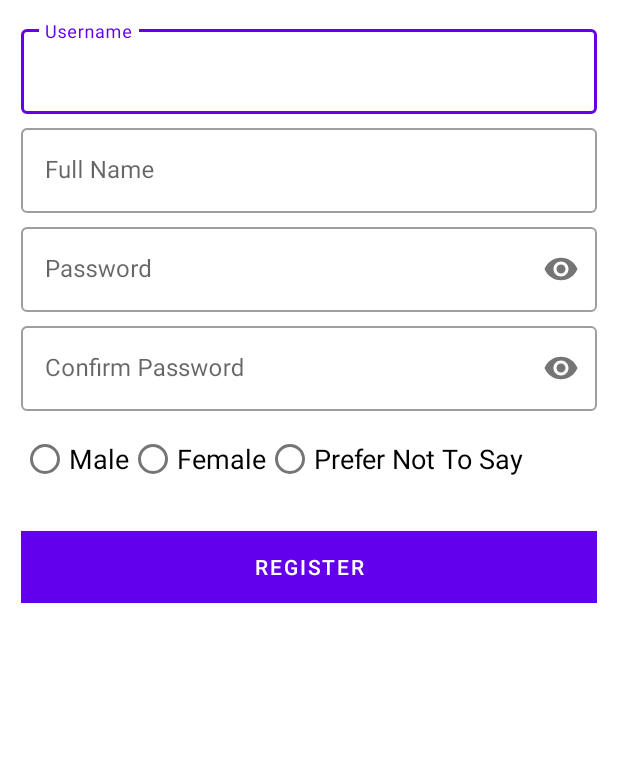
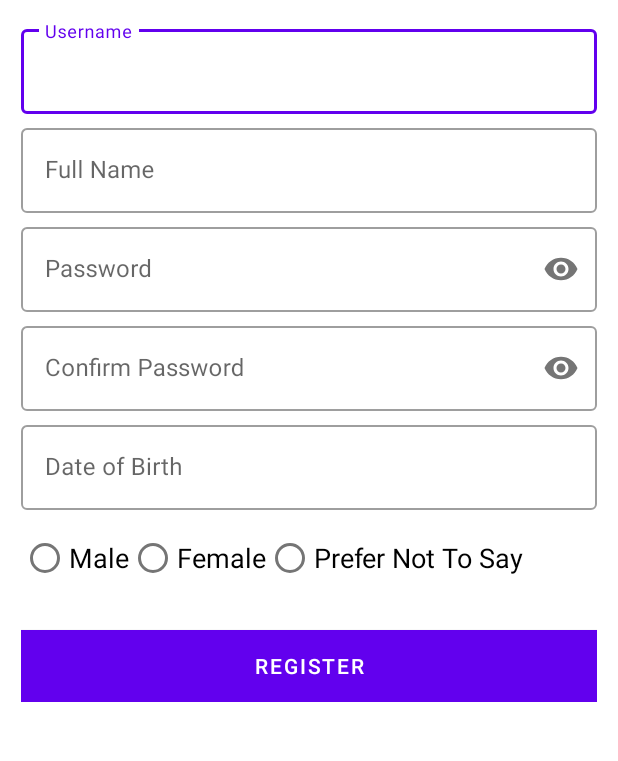
Before and after one commit to saketha-yellanki/Find-Yourself, an Android app: the screen it shows after launch (RegisterActivity), on a phone screen of 412 x 824 dp, the part 225-986 px from its top. Run offline under Robolectric (Android 15) with nearby library versions, the phone set to English and light mode, and no system bars; Roboto replaces fonts that are not available here.

Commit message:
Register UI done
Signed-off-by: “SakethaYellanki“ <sakethayellanki05@gmail.com>

```diff
--- a/FindYourself/app/src/main/res/layout/activity_register.xml
+++ b/FindYourself/app/src/main/res/layout/activity_register.xml
@@ -113,6 +113,21 @@
                     android:inputType="textPassword" />
             </com.google.android.material.textfield.TextInputLayout>
 
+            <com.google.android.material.textfield.TextInputLayout
+                android:id="@+id/date_picker"
+                style="@style/Widget.MaterialComponents.TextInputLayout.OutlinedBox"
+                android:layout_width="match_parent"
+                android:layout_height="wrap_content"
+                android:layout_marginTop="4dp"
+                android:hint="@string/dob_et">
+
+                <com.google.android.material.textfield.TextInputEditText
+                    android:layout_width="match_parent"
+                    android:layout_height="wrap_content"
+                    android:inputType="date" />
+            </com.google.android.material.textfield.TextInputLayout>
+
+
             <RadioGroup
                 android:id="@+id/gen_rad_grp"
                 android:layout_width="match_parent"
@@ -148,7 +163,7 @@
                 android:layout_width="match_parent"
                 android:layout_height="wrap_content"
                 android:layout_marginTop="24dp"
-                android:background="@color/purple"
+                android:background="@color/colorPrimary"
                 android:text="@string/register"
                 android:textColor="@android:color/white" />
 
--- a/FindYourself/app/src/main/res/values/colors.xml
+++ b/FindYourself/app/src/main/res/values/colors.xml
@@ -1,8 +1,7 @@
 <?xml version="1.0" encoding="utf-8"?>
 <resources>
-    <color name="colorPrimary">#6200EE</color>
+    <color name="colorPrimary">#682ba6</color>
     <color name="colorPrimaryDark">#3700B3</color>
     <color name="colorAccent">#03DAC5</color>
-    <color name="purple">#682ba6</color>
     <color name="blue">#5784de</color>
 </resources>
--- a/FindYourself/app/src/main/res/values/strings.xml
+++ b/FindYourself/app/src/main/res/values/strings.xml
@@ -17,4 +17,5 @@
     <string name="female">Female</string>
     <string name="no_pref">Prefer Not To Say</string>
     <string name="register">Register</string>
+    <string name="dob_et">Date of Birth</string>
 </resources>
```
